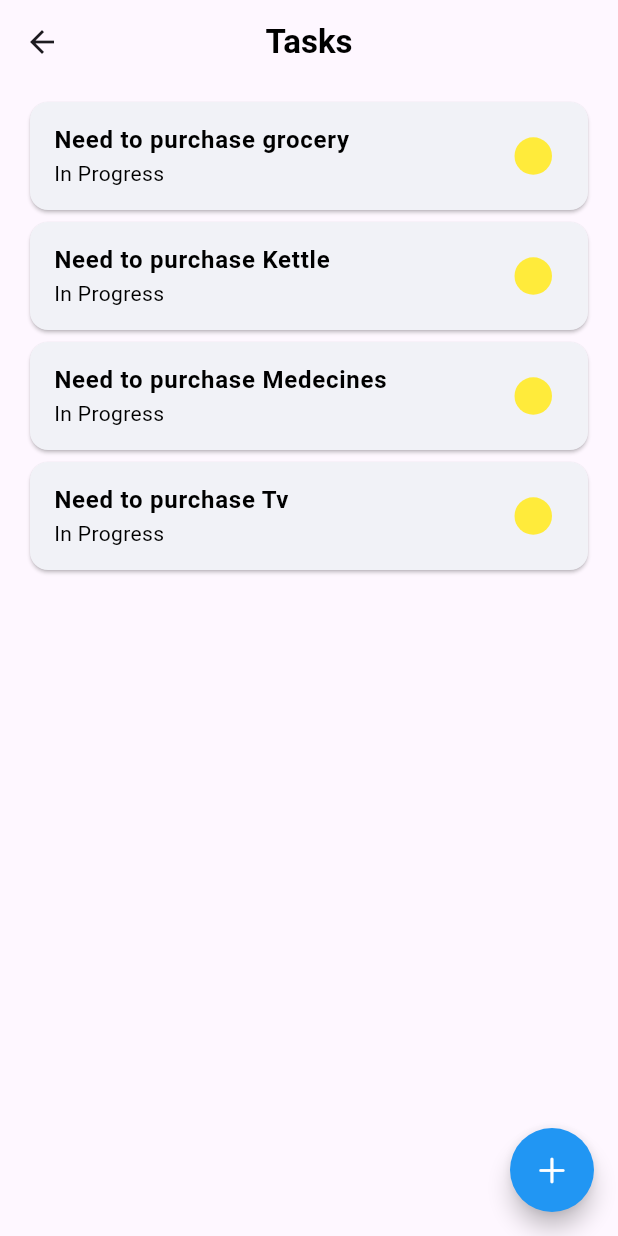
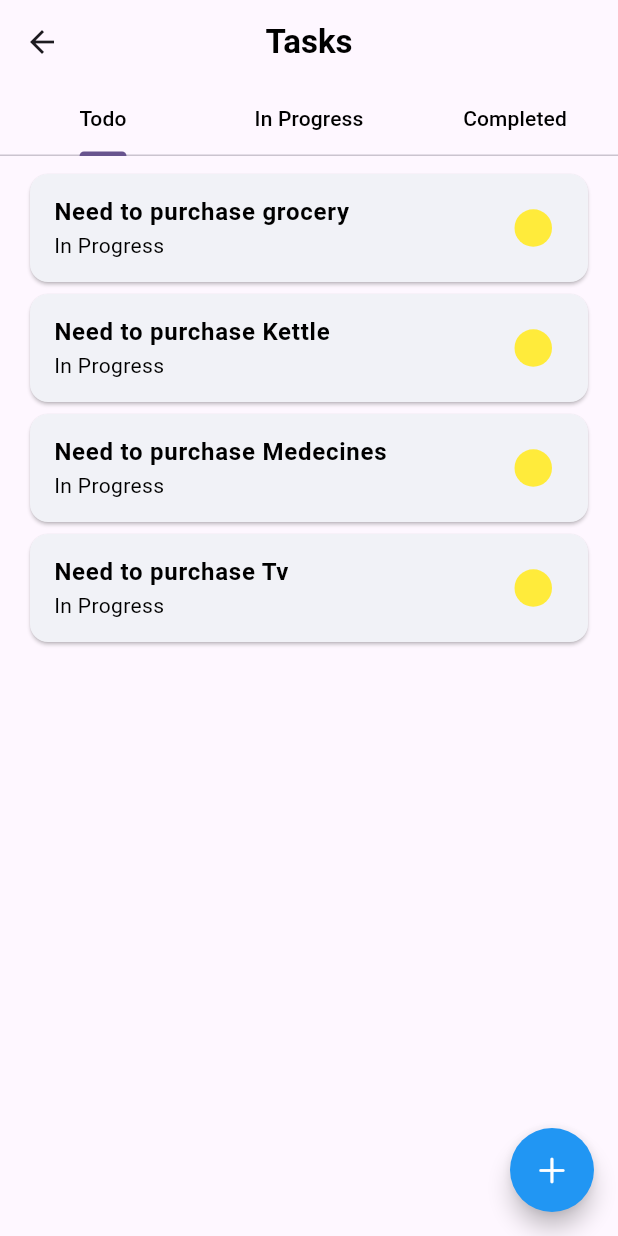
Before and after one commit to Pawan89844/Todo, a Flutter app: the TaskListComponent screen opened directly, on a phone screen of 412 x 824 dp. Run offline on Flutter 3.47's test engine with Material 3 defaults, Android fonts, the phone set to English and light mode, and no system bars; our stand-ins replace yaml; missing offline and left inert: animator; accounts and stored records are empty.

Commit message:
Status Tab added

```diff
--- a/lib/module/progress/components/progress_component.dart
+++ b/lib/module/progress/components/progress_component.dart
@@ -46,9 +46,8 @@ class ProgressComponent extends StatelessWidget {
                         width: 150.0,
                         // color: Colors.blue,
                         child: CustomPaint(
-                          painter: PieChart(
-                              inProgressPercentage: inProgressPercentage),
-                        )),
+                            painter: PieChart(
+                                inProgressPercentage: inProgressPercentage))),
                     Column(
                       crossAxisAlignment: CrossAxisAlignment.start,
                       children: [
--- a/lib/module/progress/view/progress_view.dart
+++ b/lib/module/progress/view/progress_view.dart
@@ -4,20 +4,27 @@ import 'package:todo/module/progress/components/progress_component.dart';
 import 'package:todo/module/progress/view%20model/progress_view_model.dart';
 import 'package:todo/widgets/text/app_heading.dart';
 
-class ProgressView extends StatelessWidget {
+class ProgressView extends StatefulWidget {
   const ProgressView({super.key});
 
+  @override
+  State<ProgressView> createState() => _ProgressViewState();
+}
+
+class _ProgressViewState extends State<ProgressView> {
   @override
   Widget build(BuildContext context) {
     return Scaffold(
       appBar: AppBar(
-          elevation: 0.0,
-          title: const AppHeading('Progress'),
-          centerTitle: true,
-          scrolledUnderElevation: 0.0),
+        elevation: 0.0,
+        title: const AppHeading('Progress'),
+        centerTitle: true,
+        scrolledUnderElevation: 0.0,
+      ),
       body: ChangeNotifierProvider(
-          create: (context) => ProgressViewModel()..getProgress(),
-          child: const ProgressComponent()),
+        create: (context) => ProgressViewModel()..getProgress(),
+        child: const ProgressComponent(),
+      ),
     );
   }
 }
--- a/lib/module/task/components/task_list.dart
+++ b/lib/module/task/components/task_list.dart
@@ -8,8 +8,22 @@ import 'package:todo/style/theme/app_colors.dart';
 import 'package:todo/widgets/text/app_heading.dart';
 import 'package:todo/widgets/text/app_text.dart';
 
-class TaskListComponent extends StatelessWidget {
+class TaskListComponent extends StatefulWidget {
   const TaskListComponent({super.key});
+
+  @override
+  State<TaskListComponent> createState() => _TaskListComponentState();
+}
+
+class _TaskListComponentState extends State<TaskListComponent>
+    with SingleTickerProviderStateMixin {
+  late TabController _controller;
+
+  @override
+  void initState() {
+    super.initState();
+    _controller = TabController(length: 3, vsync: this);
+  }
 
   @override
   Widget build(BuildContext context) {
@@ -17,7 +31,18 @@ class TaskListComponent extends StatelessWidget {
       appBar: AppBar(
           elevation: 0.0,
           title: const AppText('Tasks', fontWeight: FontWeight.bold),
-          centerTitle: true),
+          centerTitle: true,
+          bottom: TabBar(controller: _controller, tabs: const [
+            Tab(
+              child: AppText('Todo'),
+            ),
+            Tab(
+              child: AppText('In Progress'),
+            ),
+            Tab(
+              child: AppText('Completed'),
+            ),
+          ])),
       floatingActionButton: FloatingActionButton(
         onPressed: () => Navigator.push(context, AddTask.page()),
         shape: const CircleBorder(),
@@ -29,6 +54,26 @@ class TaskListComponent extends StatelessWidget {
         if (value.tasks.isEmpty) {
           return const Center(child: CircularProgressIndicator());
         } else {
+          return TabBarView(
+            controller: _controller,
+            children: const [
+              _TasksList(),
+              _TasksList(),
+              _TasksList(),
+            ],
+          );
+        }
+      }),
+    );
+  }
+}
+
+class _TasksList extends StatelessWidget {
+  const _TasksList();
+
+  @override
+  Widget build(BuildContext context) {
+    var value = Provider.of<TaskViewModel>(context);
     return ListView.builder(
       primary: true,
       physics: const BouncingScrollPhysics(),
@@ -41,9 +86,6 @@ class TaskListComponent extends StatelessWidget {
             taskStatus:
                 value.tasks[i].taskStatus == 1 ? 'In Progress' : 'Todo');
       },
-          );
-        }
-      }),
     );
   }
 }
```
Lines whose indentation alone changed are shown as unchanged.
